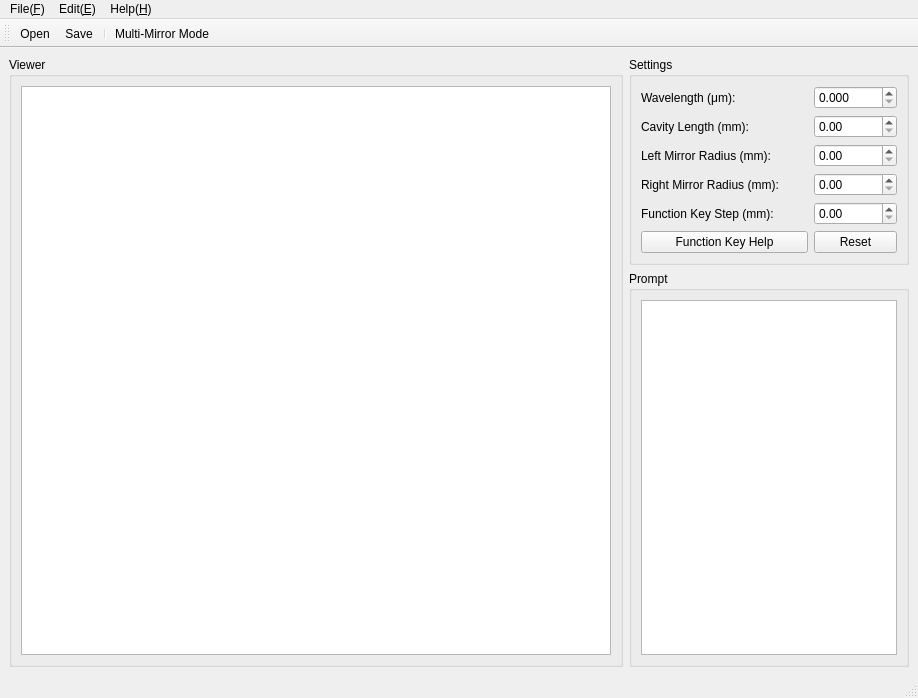
Above: src/proj7/mainwindow.ui from Jiahui-Su06/OETraining before the change. Below: the same form after it.
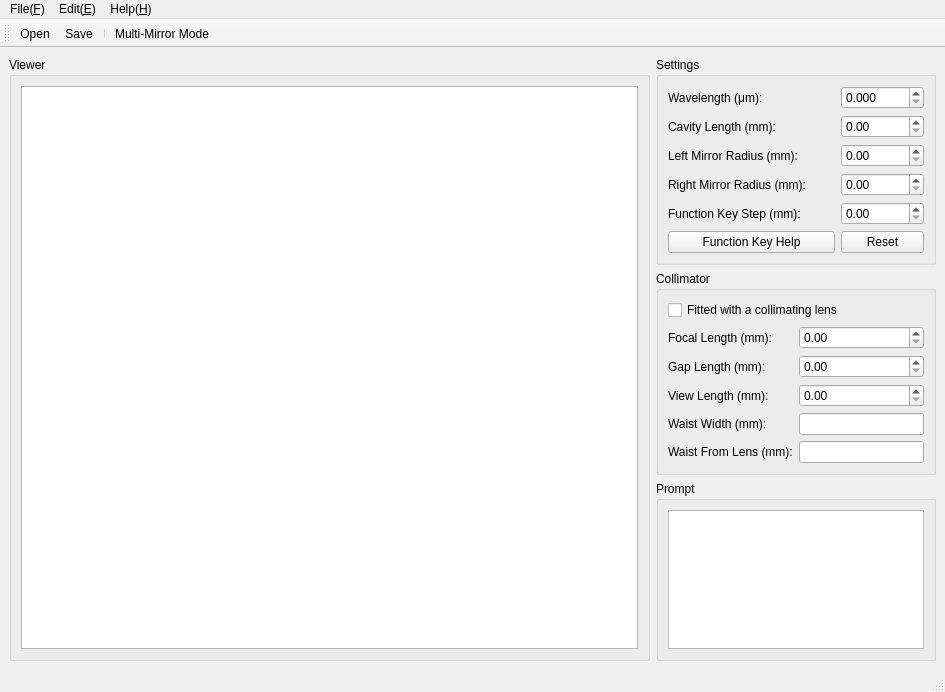
That is the form after the change. Icons and pictures are not drawn.

Patch:
```diff
--- a/src/proj7/mainwindow.ui
+++ b/src/proj7/mainwindow.ui
@@ -6,8 +6,8 @@
    <rect>
     <x>0</x>
     <y>0</y>
-    <width>918</width>
-    <height>698</height>
+    <width>945</width>
+    <height>692</height>
    </rect>
   </property>
   <property name="windowTitle">
@@ -26,13 +26,20 @@
       </property>
       <layout class="QVBoxLayout" name="verticalLayout">
        <item>
-        <widget class="QGraphicsView" name="graphicsView"/>
+        <widget class="QGraphicsView" name="graphicsView">
+         <property name="minimumSize">
+          <size>
+           <width>600</width>
+           <height>550</height>
+          </size>
+         </property>
+        </widget>
        </item>
       </layout>
      </widget>
     </item>
     <item>
-     <layout class="QVBoxLayout" name="verticalLayout_4">
+     <layout class="QVBoxLayout" name="verticalLayout_5">
       <item>
        <widget class="QGroupBox" name="groupBox_2">
         <property name="title">
@@ -184,6 +191,117 @@
         </layout>
        </widget>
       </item>
+      <item>
+       <widget class="QGroupBox" name="groupBox_4">
+        <property name="title">
+         <string>Collimator</string>
+        </property>
+        <layout class="QVBoxLayout" name="verticalLayout_4">
+         <item>
+          <layout class="QGridLayout" name="gridLayout_2">
+           <item row="5" column="0">
+            <widget class="QLabel" name="label_3">
+             <property name="text">
+              <string>View Length (mm):</string>
+             </property>
+            </widget>
+           </item>
+           <item row="4" column="0">
+            <widget class="QLabel" name="label_2">
+             <property name="text">
+              <string>Gap Length (mm):</string>
+             </property>
+            </widget>
+           </item>
+           <item row="4" column="1">
+            <widget class="QDoubleSpinBox" name="d1Box">
+             <property name="maximum">
+              <double>500.000000000000000</double>
+             </property>
+             <property name="singleStep">
+              <double>10.000000000000000</double>
+             </property>
+            </widget>
+           </item>
+           <item row="6" column="1">
+            <widget class="QLineEdit" name="wasitEdit">
+             <property name="sizePolicy">
+              <sizepolicy hsizetype="Minimum" vsizetype="Fixed">
+               <horstretch>0</horstretch>
+               <verstretch>0</verstretch>
+              </sizepolicy>
+             </property>
+             <property name="readOnly">
+              <bool>true</bool>
+             </property>
+            </widget>
+           </item>
+           <item row="2" column="0">
+            <widget class="QLabel" name="label">
+             <property name="text">
+              <string>Focal Length (mm):</string>
+             </property>
+            </widget>
+           </item>
+           <item row="2" column="1">
+            <widget class="QDoubleSpinBox" name="fBox">
+             <property name="maximum">
+              <double>200.000000000000000</double>
+             </property>
+             <property name="singleStep">
+              <double>10.000000000000000</double>
+             </property>
+            </widget>
+           </item>
+           <item row="0" column="0" rowspan="2" colspan="2">
+            <widget class="QCheckBox" name="checkBox">
+             <property name="text">
+              <string>Fitted with a collimating lens</string>
+             </property>
+            </widget>
+           </item>
+           <item row="6" column="0">
+            <widget class="QLabel" name="label_5">
+             <property name="text">
+              <string>Waist Width (mm):</string>
+             </property>
+            </widget>
+           </item>
+           <item row="5" column="1">
+            <widget class="QDoubleSpinBox" name="d2Box">
+             <property name="maximum">
+              <double>700.000000000000000</double>
+             </property>
+             <property name="singleStep">
+              <double>10.000000000000000</double>
+             </property>
+            </widget>
+           </item>
+           <item row="7" column="0">
+            <widget class="QLabel" name="label_6">
+             <property name="text">
+              <string>Waist From Lens (mm):</string>
+             </property>
+            </widget>
+           </item>
+           <item row="7" column="1">
+            <widget class="QLineEdit" name="distanceEdit">
+             <property name="sizePolicy">
+              <sizepolicy hsizetype="Minimum" vsizetype="Fixed">
+               <horstretch>0</horstretch>
+               <verstretch>0</verstretch>
+              </sizepolicy>
+             </property>
+             <property name="readOnly">
+              <bool>true</bool>
+             </property>
+            </widget>
+           </item>
+          </layout>
+         </item>
+        </layout>
+       </widget>
+      </item>
       <item>
        <widget class="QGroupBox" name="groupBox_3">
         <property name="title">
@@ -212,7 +330,7 @@
     <rect>
      <x>0</x>
      <y>0</y>
-     <width>918</width>
+     <width>945</width>
      <height>33</height>
     </rect>
    </property>
```
